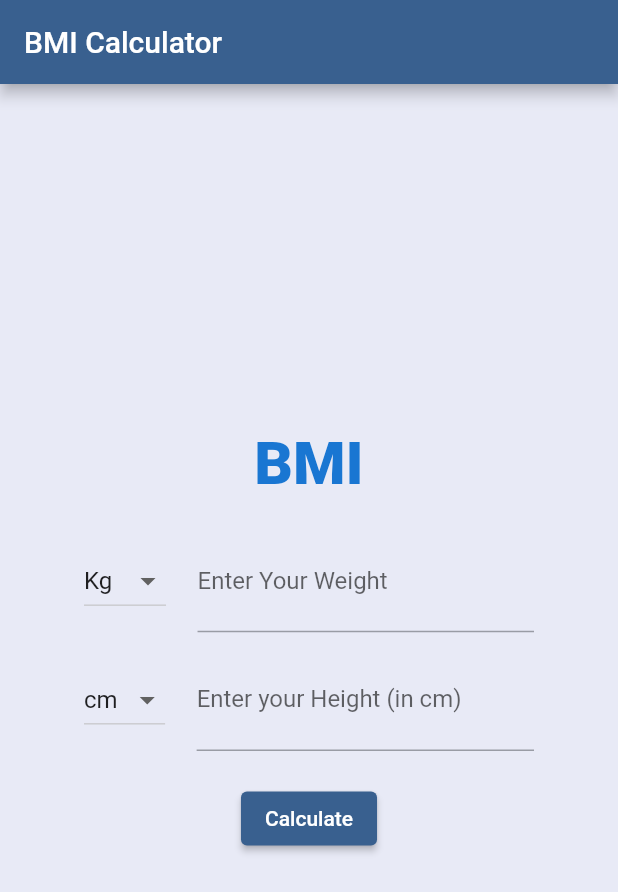
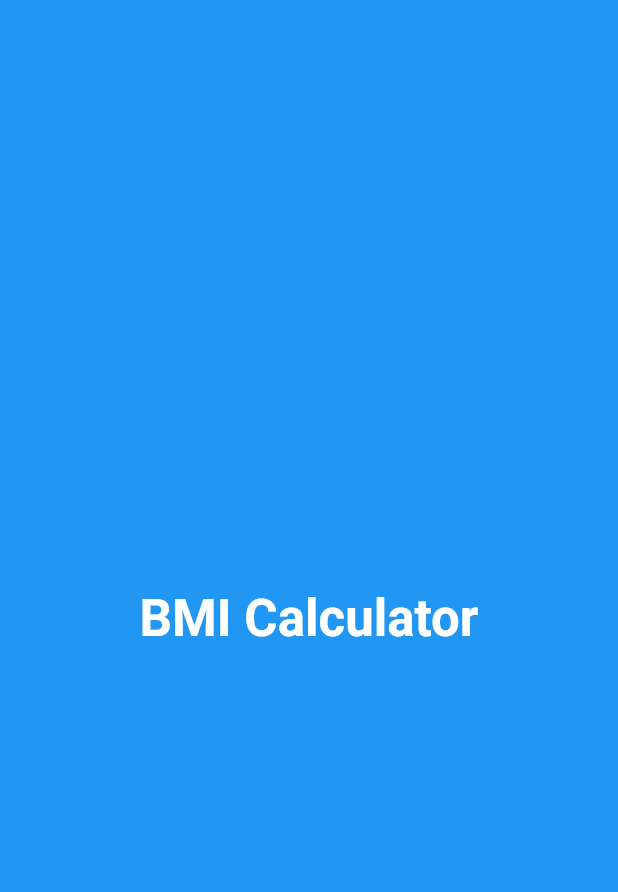
Before and after one commit to sunilsingh27/bmi_calculator, a Flutter app: the first screen one second after launch, on a phone screen of 412 x 824 dp. Shown: the top 892 px of the screen. Run offline on Flutter 3.47's test engine with Material 2 defaults, Android fonts, the phone set to English and light mode, and no system bars.

Commit message:
This is my third commit upadting it with spash screen

```diff
--- a/lib/main.dart
+++ b/lib/main.dart
@@ -1,3 +1,4 @@
+import 'package:bmi_calculator/splash_screen.dart';
 import 'package:flutter/material.dart';
 import 'package:flutter/services.dart';
 
@@ -19,7 +20,7 @@ class MyApp extends StatelessWidget {
       theme: ThemeData(
         colorScheme: ColorScheme.fromSeed(seedColor: Colors.blue.shade600),
       ),
-      home: MyHomePage(),
+      home: SplashScreen(),
     );
   }
 }
--- /dev/null
+++ b/lib/splash_screen.dart
@@ -0,0 +1,42 @@
+import 'dart:async';
+
+import 'package:bmi_calculator/main.dart';
+import 'package:flutter/cupertino.dart';
+import 'package:flutter/material.dart';
+
+class SplashScreen extends StatefulWidget {
+  const SplashScreen({super.key});
+
+  @override
+  State<SplashScreen> createState() => _SplashScreenState();
+}
+
+class _SplashScreenState extends State<SplashScreen> {
+@override
+  void initState() {
+    // TODO: implement initState
+    super.initState();
+
+    Timer(Duration(seconds: 2), (){
+      Navigator.pushReplacement(
+          context,
+          MaterialPageRoute(builder: (context)=> MyHomePage(),
+          ));
+    });
+  }
+
+  @override
+  Widget build(BuildContext context) {
+    return Scaffold(
+      body: Container(
+        color: Colors.blue,
+        child: Center(
+          child: Text("BMI Calculator",style: TextStyle(fontSize: 34,
+          fontWeight: FontWeight.w700,
+          color: Colors.white
+          )),
+        ),
+      ),
+    );
+  }
+}
```
